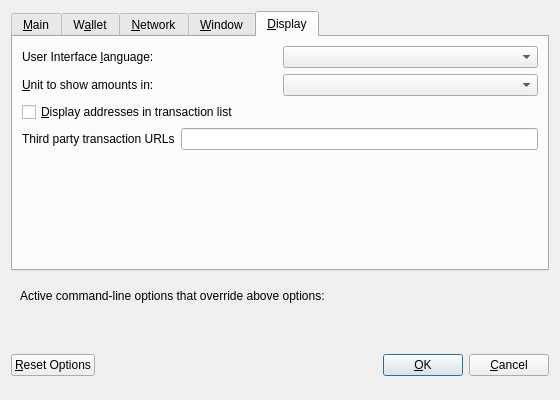
First picture: the form in src/qt/forms/optionsdialog.ui, repository gamers-coin/gamecredits, before the edit.
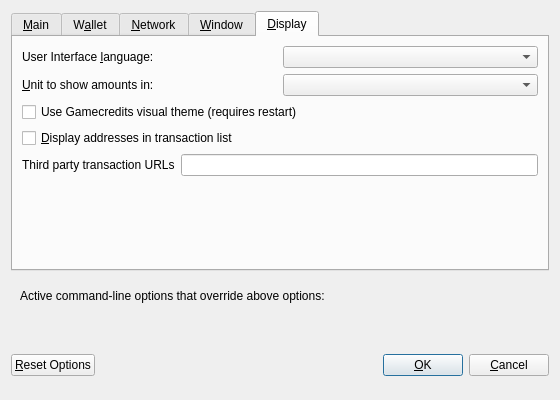
Second picture: the form after the edit. The open tabs and pages were chosen to show the change. Custom widgets are drawn as their Qt base class.

What changed in the file:
```diff
--- a/src/qt/forms/optionsdialog.ui
+++ b/src/qt/forms/optionsdialog.ui
@@ -461,6 +461,13 @@
          </item>
         </layout>
        </item>
+        <item>
+        <widget class="QCheckBox" name="useGamecreditsTheme">
+         <property name="text">
+          <string>Use Gamecredits visual theme (requires restart)</string>
+         </property>
+        </widget>
+       </item>
        <item>
         <widget class="QCheckBox" name="displayAddresses">
          <property name="toolTip">
```
Left out of the diff: 8 changed lines with no effect on the pictures.
